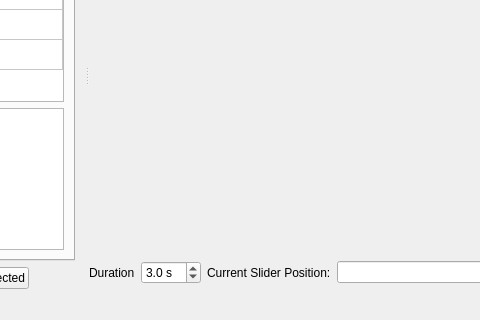
Before: the Qt Designer form slider_gui/src/slider_simple.ui in PR2/pr2_hack_the_future, drawn with Qt 5; both pictures show x 390 to 870 and y 168 to 488 of the 1021 by 488 pixel window.
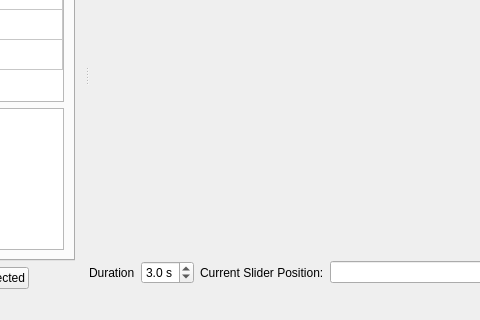
After: the same form once the commit is applied.

Patch:
```diff
--- a/slider_gui/src/slider_simple.ui
+++ b/slider_gui/src/slider_simple.ui
@@ -503,7 +503,7 @@
              <double>0.500000000000000</double>
             </property>
             <property name="maximum">
-             <double>10.000000000000000</double>
+             <double>5.000000000000000</double>
             </property>
             <property name="singleStep">
              <double>0.500000000000000</double>
```
